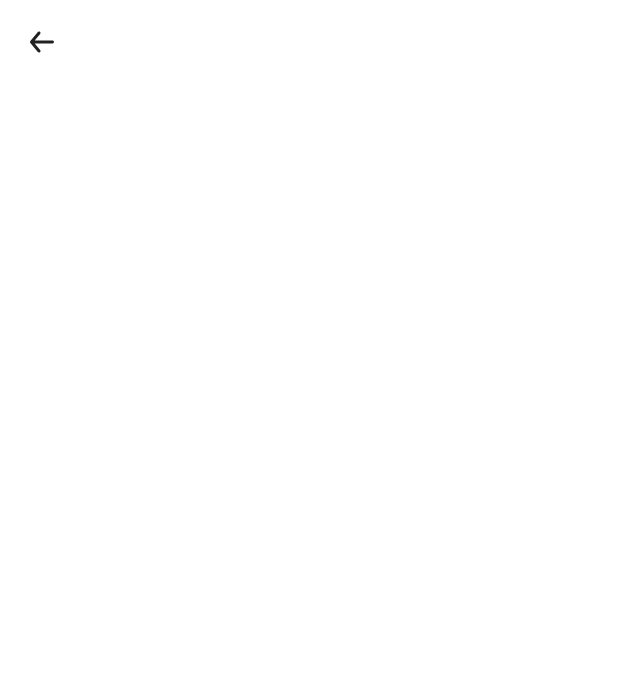
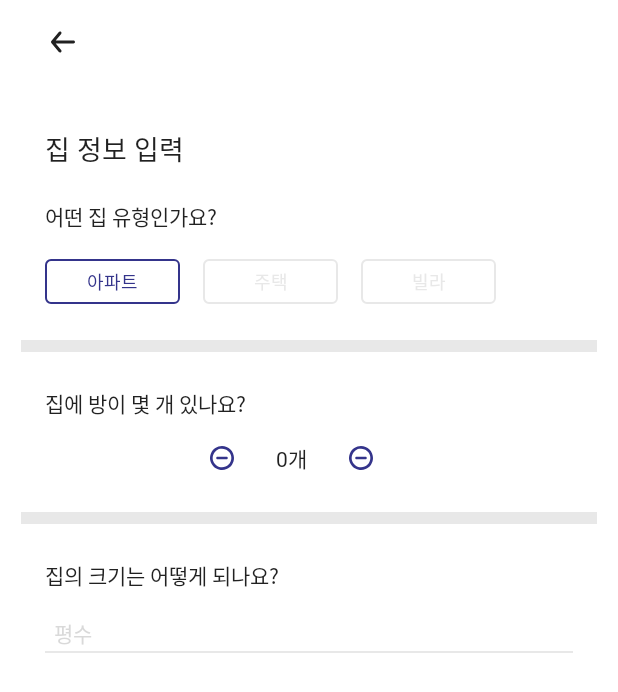
Before and after one commit to alzaltak/appjam_android, an Android app built with Jetpack Compose: the JoinActivity screen opened directly, with no data from a screen before it, on a phone screen of 412 x 824 dp. Before the commit the part shown is almost empty. Shown: the top 692 px of the screen. Run offline under Robolectric (Android 15) with nearby library versions, the phone set to English and light mode, and no system bars; our stand-ins replace Dagger/Hilt's generated code; Roboto replaces fonts that are not available here.

Commit message:
feat: JoinDefaultInfoScreen

```diff
--- a/app/src/main/java/com/aljaldak/culmix/feature/join/1_JoinDefaultInfoScreen.kt
+++ b/app/src/main/java/com/aljaldak/culmix/feature/join/1_JoinDefaultInfoScreen.kt
@@ -5,20 +5,51 @@ import androidx.compose.foundation.layout.Spacer
 import androidx.compose.foundation.layout.fillMaxSize
 import androidx.compose.foundation.layout.height
 import androidx.compose.foundation.layout.padding
-import androidx.compose.runtime.Composable
-import androidx.compose.ui.Modifier
 import androidx.compose.ui.unit.dp
 import com.aljaldak.culmix.core.component.BackBar
+import androidx.compose.foundation.Image
+import androidx.compose.foundation.layout.Arrangement
+import androidx.compose.foundation.layout.Row
+import androidx.compose.foundation.layout.fillMaxWidth
+import androidx.compose.foundation.layout.width
+import androidx.compose.foundation.lazy.LazyRow
+import androidx.compose.foundation.lazy.itemsIndexed
+import androidx.compose.runtime.Composable
+import androidx.compose.runtime.getValue
+import androidx.compose.runtime.mutableStateOf
+import androidx.compose.runtime.remember
+import androidx.compose.runtime.setValue
+import androidx.compose.ui.Alignment
+import androidx.compose.ui.Modifier
+import androidx.compose.ui.res.painterResource
+import androidx.compose.ui.tooling.preview.Preview
+import com.aljaldak.culmix.R
+import com.aljaldak.culmix.core.component.CulmixTextField
+import com.aljaldak.culmix.core.theme.Body1
+import com.aljaldak.culmix.core.theme.Title1
+import com.aljaldak.culmix.core.util.simClickable
+import com.aljaldak.culmix.feature.join.common.JoinDivider
+import com.aljaldak.culmix.feature.join.common.RadioButton
+
+private val HouseTypeList = listOf(
+    "아파트",
+    "주택",
+    "빌라",
+)
 
 @Composable
 fun JoinDefaultInfoScreen(
     onPrevious: () -> Unit,
     onNext: () -> Unit,
 ) {
+    var selectedTypeBtn by remember { mutableStateOf(0) }
+    var roomNumber by remember { mutableStateOf(0) }
+    var houseSize by remember { mutableStateOf("") }
+
     Column(
         modifier = Modifier
             .fillMaxSize()
-            .padding(horizontal = 16.dp),
+            .padding(horizontal = 30.dp),
     ) {
         BackBar {
             onPrevious()
@@ -26,7 +57,95 @@ fun JoinDefaultInfoScreen(
 
         Spacer(modifier = Modifier.height(30.dp))
 
+        Title1(text = "집 정보 입력")
 
+        Spacer(modifier = Modifier.height(21.dp))
 
+        Body1(text = "어떤 집 유형인가요?")
+
+        Spacer(modifier = Modifier.height(18.dp))
+
+        LazyRow(
+            horizontalArrangement = Arrangement.spacedBy(15.dp)
+        ) {
+            itemsIndexed(HouseTypeList) { index, house ->
+                RadioButton(
+                    text = house,
+                    onClick = {
+                        selectedTypeBtn = index
+                    },
+                    enabled = selectedTypeBtn == index,
+                )
+            }
+        }
+
+        Spacer(modifier = Modifier.height(24.dp))
+
+        JoinDivider()
+
+        Spacer(modifier = Modifier.height(24.dp))
+
+        Body1(text = "집에 방이 몇 개 있나요?")
+
+        Spacer(modifier = Modifier.height(14.dp))
+
+        Row(
+            modifier = Modifier.fillMaxWidth(),
+            horizontalArrangement = Arrangement.Center,
+            verticalAlignment = Alignment.CenterVertically,
+        ) {
+            Image(
+                painter = painterResource(id = R.drawable.ic_minus),
+                contentDescription = null,
+                modifier = Modifier
+                    .simClickable(
+                        runIf = roomNumber > 0
+                    ) {
+                        roomNumber--
+                    },
+            )
+
+            Spacer(modifier = Modifier.width(24.dp))
+
+            Body1(text = "${roomNumber}개")
+
+            Spacer(modifier = Modifier.width(24.dp))
+
+            Image(
+                painter = painterResource(id = R.drawable.ic_minus),
+                contentDescription = null,
+                modifier = Modifier
+                    .simClickable {
+                        roomNumber++
+                    },
+            )
+
+            Spacer(modifier = Modifier.width(24.dp))
+        }
+
+        Spacer(modifier = Modifier.height(24.dp))
+
+        JoinDivider()
+
+        Spacer(modifier = Modifier.height(24.dp))
+
+        Body1(text = "집의 크기는 어떻게 되나요?")
+
+        Spacer(modifier = Modifier.height(16.dp))
+
+        CulmixTextField(
+            value = houseSize,
+            onValueChange = {
+                houseSize = it
+            },
+            hint = "평수"
+        )
     }
 }
+
+@Preview
+@Composable
+fun PreviewJoinDefaultInfoScreen() {
+    JoinDefaultInfoScreen(onPrevious = { /*TODO*/ }) {
+    }
+}
```
